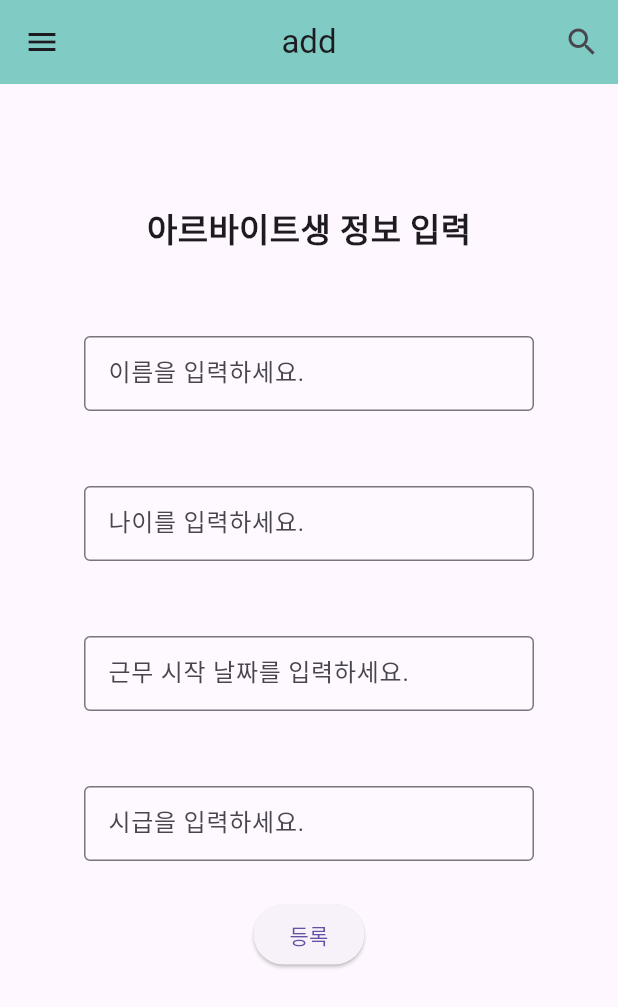
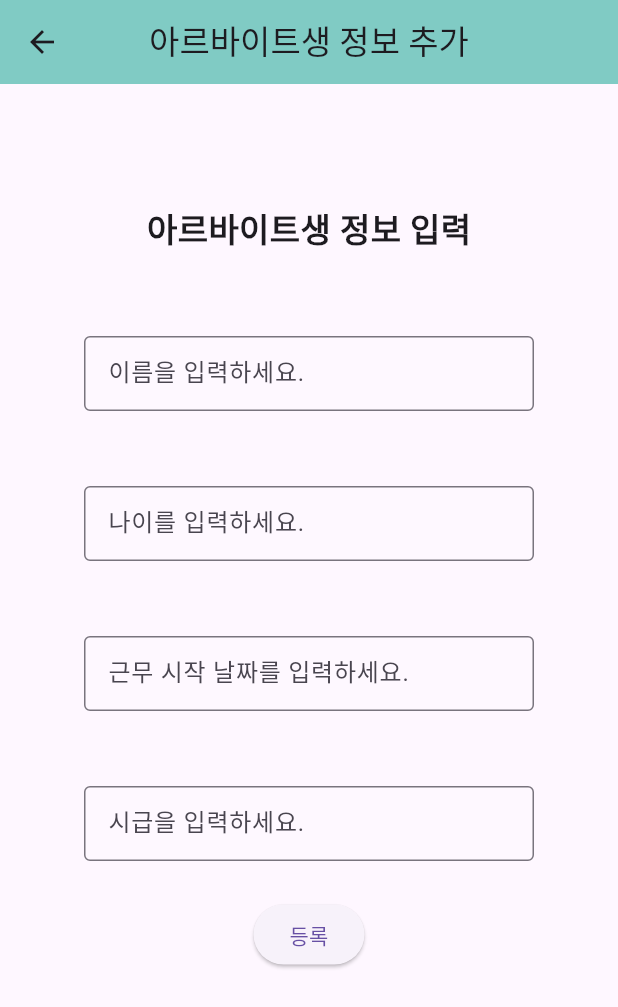
Before and after one commit to SSU-ServerProgramming-2024/alba_time, a Flutter app: the AddInfoPage screen opened by its route, after a tap on "등록", on a phone screen of 412 x 824 dp. Shown: the top 1007 px of the screen. Run offline on Flutter 3.47's test engine with Material 3 defaults, Android fonts, the phone set to English and light mode, and no system bars; drawn by our look-alikes of calendar_view; our stand-ins replace auto_size_text, get; missing offline and left inert: bottom_sheet, dart:ffi; network calls fail.

Commit message:
Update modify_emp_info.dart

```diff
--- a/lib/add_emp_info.dart
+++ b/lib/add_emp_info.dart
@@ -1,4 +1,9 @@
+import 'package:alba_time/provider/myProfileProvider.dart';
 import 'package:flutter/material.dart';
+import 'package:get/get.dart';
+import 'package:provider/provider.dart';
+
+import 'api/apiService.dart';
 
 class AddInfoPage extends StatefulWidget {
   @override
@@ -6,18 +11,33 @@ class AddInfoPage extends StatefulWidget {
 }
 
 class _AddInfoPageState extends State<AddInfoPage> {
+  late ApiService apiService;
+  late MyProfileProvider _myProfileProvider;
+
+  final nameController = TextEditingController();
+  final ageController = TextEditingController();
+  final startDateController = TextEditingController();
+  final salaryController = TextEditingController();
+
+  @override
+  void initState() {
+    super.initState();
+    apiService = ApiService();
+    _myProfileProvider = Provider.of<MyProfileProvider>(context, listen: false);
+  }
+
   @override
   Widget build(BuildContext context) {
     return Scaffold(
       appBar: AppBar(
-        title: Text('add'),
+        title: const Text('아르바이트생 정보 추가'),
         elevation: 0.0,
         backgroundColor: Colors.teal.shade200,
         centerTitle: true,
-        leading: IconButton(icon: Icon(Icons.menu), onPressed: () {}),
-        actions: <Widget>[
-          IconButton(icon: Icon(Icons.search), onPressed: () {}),
-        ],
+        //leading: IconButton(icon: Icon(Icons.menu), onPressed: () {}),
+        //actions: <Widget>[
+        //  IconButton(icon: Icon(Icons.search), onPressed: () {}),
+        //],
       ),
       body: SingleChildScrollView(
         child: Row(
@@ -26,7 +46,7 @@ class _AddInfoPageState extends State<AddInfoPage> {
             Column(
               children: <Widget>[
                 const SizedBox(height: 80),
-                Text('아르바이트생 정보 입력', style: TextStyle(fontSize: 22, fontWeight: FontWeight.bold)),
+                const Text('아르바이트생 정보 입력', style: TextStyle(fontSize: 22, fontWeight: FontWeight.bold)),
 
                 const SizedBox(height: 30),
                 Container(
@@ -34,10 +54,11 @@ class _AddInfoPageState extends State<AddInfoPage> {
                   color: Colors.white12,
                   width: 300,
                   height: 50,
-                  margin: EdgeInsets.all(25),
+                  margin: const EdgeInsets.all(25),
                   child: TextField(
-                    style: TextStyle(color: Colors.black),
-                    decoration: InputDecoration(
+                    controller: nameController,
+                    style: const TextStyle(color: Colors.black),
+                    decoration: const InputDecoration(
                       hintText: '이름을 입력하세요.',
                       border: OutlineInputBorder(),
                     ),
@@ -49,10 +70,11 @@ class _AddInfoPageState extends State<AddInfoPage> {
                   color: Colors.white12,
                   width: 300,
                   height: 50,
-                  margin: EdgeInsets.all(25),
+                  margin: const EdgeInsets.all(25),
                   child: TextField(
-                    style: TextStyle(color: Colors.black),
-                    decoration: InputDecoration(
+                    controller: ageController,
+                    style: const TextStyle(color: Colors.black),
+                    decoration: const InputDecoration(
                       hintText: '나이를 입력하세요.',
                       border: OutlineInputBorder(),
                     ),
@@ -64,10 +86,11 @@ class _AddInfoPageState extends State<AddInfoPage> {
                   color: Colors.white12,
                   width: 300,
                   height: 50,
-                  margin: EdgeInsets.all(25),
+                  margin: const EdgeInsets.all(25),
                   child: TextField(
-                    style: TextStyle(color: Colors.black),
-                    decoration: InputDecoration(
+                    controller: startDateController,
+                    style: const TextStyle(color: Colors.black),
+                    decoration: const InputDecoration(
                       hintText: '근무 시작 날짜를 입력하세요.',
                       border: OutlineInputBorder(),
                     ),
@@ -79,10 +102,11 @@ class _AddInfoPageState extends State<AddInfoPage> {
                   color: Colors.white12,
                   width: 300,
                   height: 50,
-                  margin: EdgeInsets.all(25),
+                  margin: const EdgeInsets.all(25),
                   child: TextField(
-                    style: TextStyle(color: Colors.black),
-                    decoration: InputDecoration(
+                    controller: salaryController,
+                    style: const TextStyle(color: Colors.black),
+                    decoration: const InputDecoration(
                       hintText: '시급을 입력하세요.',
                       border: OutlineInputBorder(),
                     ),
@@ -90,11 +114,16 @@ class _AddInfoPageState extends State<AddInfoPage> {
                   ),
                 ),
                 ElevatedButton(
-                    onPressed: () {
+                    onPressed: () async {
                       //if button clicks,
-                      print("pressed");
+                      final response = await apiService.createWorker(_myProfileProvider.getBossNo(), nameController.text, ageController.text, startDateController.text, salaryController.text);
+                      if (response?.statusCode == 200 || response?.statusCode == 201) {
+                        Navigator.pop(context);
+                      } else {
+                        print(response?.statusCode);
+                      }
                     },
-                    child: Text('등록'),
+                    child: const Text('등록'),
                 ),
               ],
           ),
--- a/lib/api/apiService.dart
+++ b/lib/api/apiService.dart
@@ -74,9 +74,9 @@ class ApiService {
     }
   }
 
-  Future<Response?> createWorker(int bossno, String? name, age) async {
+  Future<Response?> createWorker(int bossno, String? name, age, startday, money) async {
     final bossnostr = bossno.toString();
-    final url = Uri.parse("$baseUrl/auth/create?bossno=$bossnostr");
+    final url = Uri.parse("$baseUrl/auth/create/$bossnostr");
 
     // Map을 동적으로 구성
     Map<String, dynamic> data = {};
@@ -85,6 +85,12 @@ class ApiService {
     }
     if (age != null && age.isNotEmpty) {
       data['age'] = age;
+    }
+    if (startday != null && startday.isNotEmpty) {
+      data['startday'] = startday;
+    }
+    if (money != null && money.isNotEmpty) {
+      data['money'] = money;
     }
 
     var body = json.encode(data);
--- a/lib/login.dart
+++ b/lib/login.dart
@@ -55,13 +55,13 @@ class _LogInState extends State<LoginPage> {
                         children: [
                           TextField(
                             controller: idController,
-                            decoration: InputDecoration(labelText: '사용자 아이디'),
+                            decoration: const InputDecoration(labelText: '사용자 아이디'),
                             keyboardType: TextInputType.text,
                           ),
                           TextField(
                             controller: pwController,
                             decoration:
-                            InputDecoration(labelText: '사용자 비밀번호'),
+                            const InputDecoration(labelText: '사용자 비밀번호'),
                             keyboardType: TextInputType.visiblePassword,
                             obscureText: true, // 비밀번호 안보이도록 하는 것
                           ),
--- a/lib/main.dart
+++ b/lib/main.dart
@@ -35,7 +35,7 @@ class MyApp extends StatelessWidget {
             '/addinfopage': (context) => AddInfoPage(),
             '/modinfopage': (context) => ModInfoPage()
           },
-          home: LoginPage()
+          //home: LoginPage()
         ),
       ),
     );
```
Also changed, not shown: lib/modify_emp_info.dart (+12 -12 lines).
